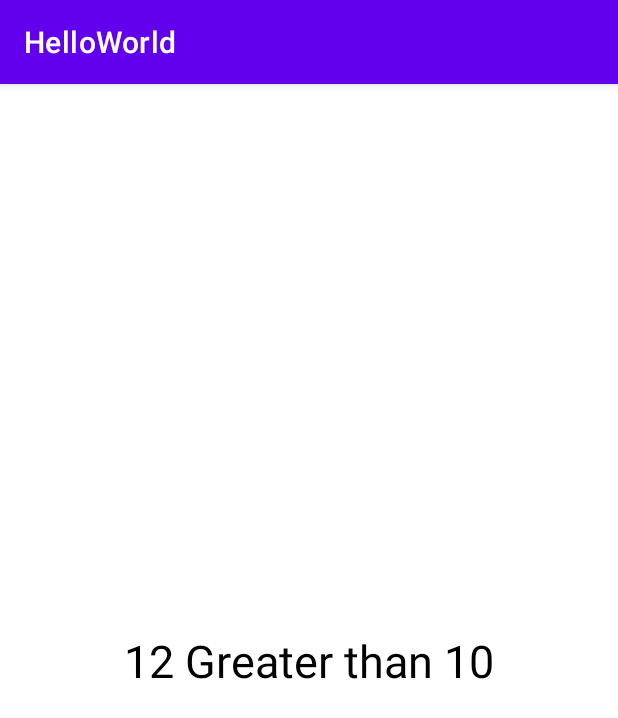
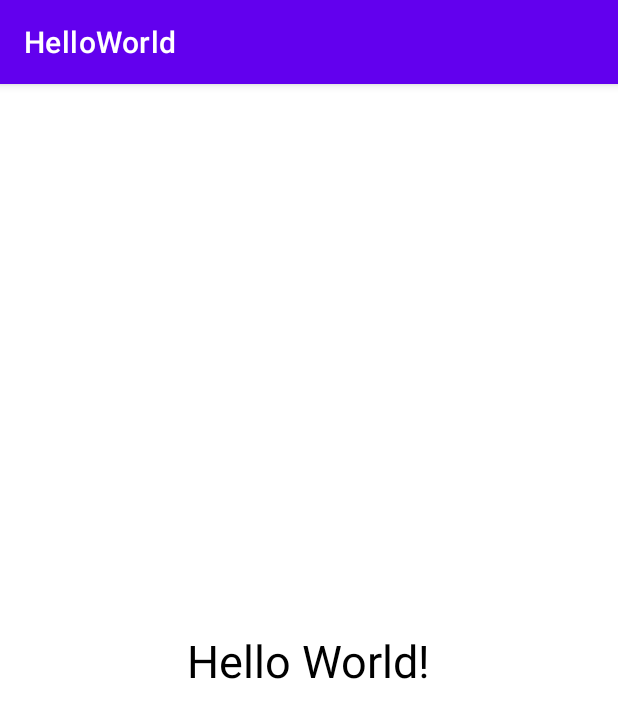
Before and after one commit to ozaenzenzen/latihan-kotlin1, an Android app: the screen it shows after launch (MainActivity), on a phone screen of 412 x 824 dp. Shown: the top 718 px of the screen. Run offline under Robolectric (Android 15) with nearby library versions, the phone set to English and light mode, and no system bars.

```diff
--- a/app/src/main/java/com/example/helloworld/MainActivity.kt
+++ b/app/src/main/java/com/example/helloworld/MainActivity.kt
@@ -14,20 +14,11 @@ class MainActivity : AppCompatActivity() {
         super.onCreate(savedInstanceState)
         setContentView(R.layout.activity_main)
 
-        // statement and conditions
-        val textView: TextView = findViewById(R.id.textView)
+       //function kotlin
+        printToLog("Parameter filled", "Function Runned: ")
+    }
 
-        var x = 12
-//        var y = 20
-
-        when (x) {
-            9 -> textView.setText("9 Lower than 10")
-            10 -> textView.setText("10 same with 10")
-            11 -> textView.setText("11 Greater than 10")
-            12 -> textView.setText("12 Greater than 10")
-
-            else -> textView.setText("Out of if statement")
-        }
-
+    fun printToLog(message: String, tagMessage: String){
+        Log.i(tagMessage, message)
     }
 }
```
